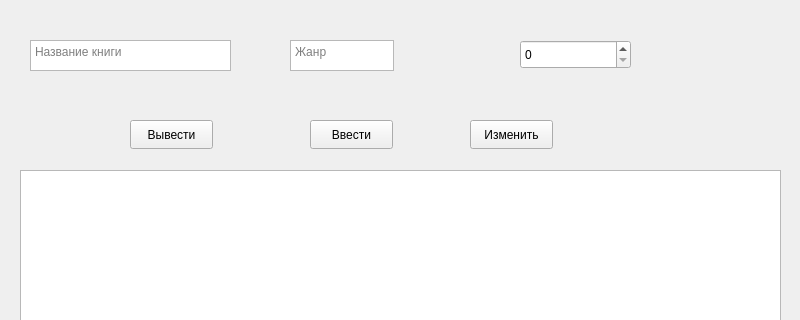
Qt form mainwindow.ui (StepanRyabcev/book) before a commit; both pictures show x 0 to 800 and y 0 to 320 of the 800 by 600 pixel window.
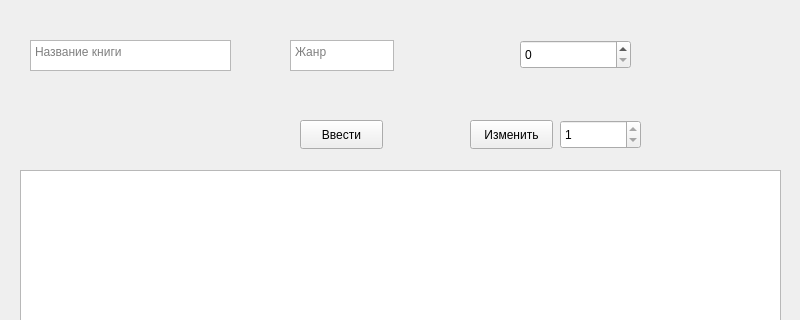
The same form after that commit.

Commit message: Deleted unnesessary button, change button now working, table refreshes when submit or change pressed

Patch:
```diff
--- a/mainwindow.ui
+++ b/mainwindow.ui
@@ -43,7 +43,7 @@
    <widget class="QPushButton" name="submit">
     <property name="geometry">
      <rect>
-      <x>310</x>
+      <x>300</x>
       <y>120</y>
       <width>83</width>
       <height>29</height>
@@ -66,22 +66,6 @@
      <number>999999</number>
     </property>
    </widget>
-   <widget class="QPushButton" name="get_out">
-    <property name="geometry">
-     <rect>
-      <x>130</x>
-      <y>120</y>
-      <width>83</width>
-      <height>29</height>
-     </rect>
-    </property>
-    <property name="text">
-     <string>Вывести</string>
-    </property>
-    <property name="checkable">
-     <bool>true</bool>
-    </property>
-   </widget>
    <widget class="QPushButton" name="change">
     <property name="geometry">
      <rect>
@@ -105,6 +89,22 @@
      </rect>
     </property>
    </widget>
+   <widget class="QSpinBox" name="changeObj">
+    <property name="geometry">
+     <rect>
+      <x>560</x>
+      <y>120</y>
+      <width>81</width>
+      <height>29</height>
+     </rect>
+    </property>
+    <property name="minimum">
+     <number>1</number>
+    </property>
+    <property name="maximum">
+     <number>1</number>
+    </property>
+   </widget>
   </widget>
   <widget class="QMenuBar" name="menubar">
    <property name="geometry">
```
The commit also changes 2 other files.
